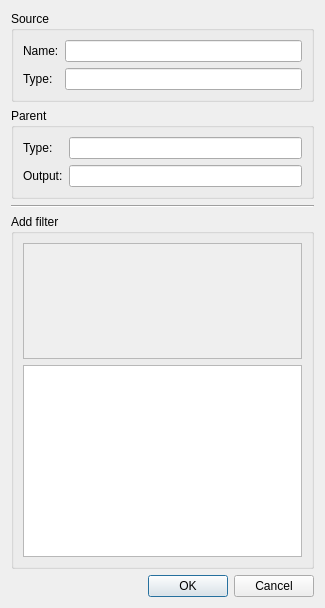
The window that Qt/VtkVis/VtkAddFilterDialogBase.ui (renchao-lu/ogs5) describes before a commit, drawn with Qt 5.
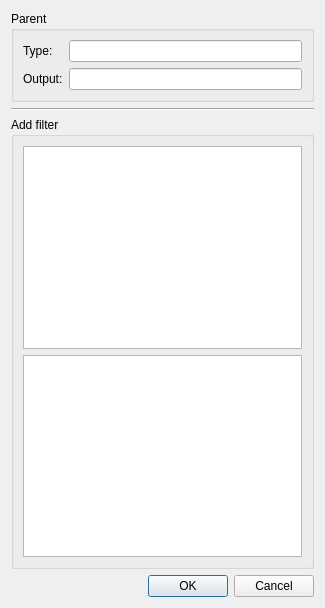
The same window after the commit.

```diff
--- a/Qt/VtkVis/VtkAddFilterDialogBase.ui
+++ b/Qt/VtkVis/VtkAddFilterDialogBase.ui
@@ -14,53 +14,6 @@
    <string>Add visualization filter</string>
   </property>
   <layout class="QVBoxLayout" name="verticalLayout">
-   <item>
-    <widget class="QGroupBox" name="sourceGroupBox">
-     <property name="sizePolicy">
-      <sizepolicy hsizetype="Preferred" vsizetype="Maximum">
-       <horstretch>0</horstretch>
-       <verstretch>0</verstretch>
-      </sizepolicy>
-     </property>
-     <property name="title">
-      <string>Source</string>
-     </property>
-     <layout class="QVBoxLayout" name="verticalLayout_2">
-      <item>
-       <layout class="QGridLayout" name="gridLayout">
-        <item row="0" column="0">
-         <widget class="QLabel" name="label">
-          <property name="text">
-           <string>Name:</string>
-          </property>
-         </widget>
-        </item>
-        <item row="0" column="1">
-         <widget class="QLineEdit" name="sourceNameLineEdit">
-          <property name="readOnly">
-           <bool>true</bool>
-          </property>
-         </widget>
-        </item>
-        <item row="1" column="0">
-         <widget class="QLabel" name="label_2">
-          <property name="text">
-           <string>Type:</string>
-          </property>
-         </widget>
-        </item>
-        <item row="1" column="1">
-         <widget class="QLineEdit" name="sourceTypeLineEdit">
-          <property name="readOnly">
-           <bool>true</bool>
-          </property>
-         </widget>
-        </item>
-       </layout>
-      </item>
-     </layout>
-    </widget>
-   </item>
    <item>
     <widget class="QGroupBox" name="parentGroupBox">
      <property name="sizePolicy">
@@ -124,21 +77,7 @@
      </property>
      <layout class="QVBoxLayout" name="verticalLayout_4">
       <item>
-       <widget class="QScrollArea" name="filterScrollArea">
-        <property name="widgetResizable">
-         <bool>true</bool>
-        </property>
-        <widget class="QWidget" name="filterScrollAreaWidgetContents">
-         <property name="geometry">
-          <rect>
-           <x>0</x>
-           <y>0</y>
-           <width>285</width>
-           <height>145</height>
-          </rect>
-         </property>
-        </widget>
-       </widget>
+       <widget class="QListWidget" name="filterListWidget"/>
       </item>
       <item>
        <widget class="QTextEdit" name="filterDescTextEdit"/>
```
